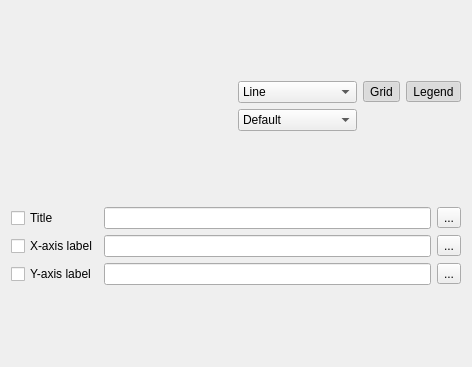
This is Libs/MRML/Widgets/Resources/UI/qMRMLPlotViewControllerWidget.ui in Slicer/SlicerGitSVNArchive as Qt 5 draws it before an edit. The edited form follows.
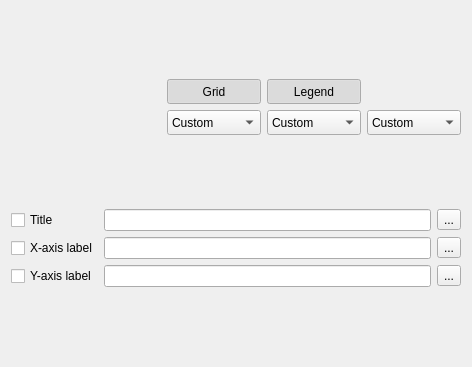
This is the edited form. Icons and pictures are not drawn. Custom widgets are drawn as their Qt base class.

The edit to the form file:
```diff
--- a/Libs/MRML/Widgets/Resources/UI/qMRMLPlotViewControllerWidget.ui
+++ b/Libs/MRML/Widgets/Resources/UI/qMRMLPlotViewControllerWidget.ui
@@ -16,18 +16,18 @@
   <layout class="QGridLayout" name="gridLayout_2">
    <item row="1" column="0">
     <layout class="QGridLayout" name="contentLayout">
-     <item row="1" column="0">
-      <widget class="qMRMLNodeComboBox" name="plotChartComboBox" native="true">
+     <item row="2" column="0">
+      <widget class="qMRMLNodeComboBox" name="plotChartComboBox">
        <property name="sizePolicy">
-        <sizepolicy hsizetype="Preferred" vsizetype="Minimum">
+        <sizepolicy hsizetype="Preferred" vsizetype="Fixed">
          <horstretch>1</horstretch>
          <verstretch>1</verstretch>
         </sizepolicy>
        </property>
        <property name="minimumSize">
         <size>
-         <width>65</width>
-         <height>0</height>
+         <width>150</width>
+         <height>25</height>
         </size>
        </property>
        <property name="toolTip">
@@ -52,11 +52,34 @@
        </property>
       </widget>
      </item>
-     <item row="1" column="1">
+     <item row="0" column="0">
+      <layout class="QVBoxLayout" name="verticalLayout"/>
+     </item>
+     <item row="4" column="2">
       <widget class="QComboBox" name="plotTypeComboBox">
+       <property name="sizePolicy">
+        <sizepolicy hsizetype="Preferred" vsizetype="Fixed">
+         <horstretch>1</horstretch>
+         <verstretch>1</verstretch>
+        </sizepolicy>
+       </property>
+       <property name="minimumSize">
+        <size>
+         <width>75</width>
+         <height>25</height>
+        </size>
+       </property>
        <property name="toolTip">
         <string>Select a plot type (line, scatter, bar). This will modify the type of all the current activated Plots.  </string>
        </property>
+       <property name="currentIndex">
+        <number>0</number>
+       </property>
+       <item>
+        <property name="text">
+         <string>Custom</string>
+        </property>
+       </item>
        <item>
         <property name="text">
          <string>Line</string>
@@ -79,8 +102,20 @@
        </item>
       </widget>
      </item>
-     <item row="2" column="0">
-      <widget class="qMRMLCheckableNodeComboBox" name="plotDataComboBox" native="true">
+     <item row="4" column="0">
+      <widget class="qMRMLCheckableNodeComboBox" name="plotDataComboBox">
+       <property name="sizePolicy">
+        <sizepolicy hsizetype="Preferred" vsizetype="Fixed">
+         <horstretch>1</horstretch>
+         <verstretch>1</verstretch>
+        </sizepolicy>
+       </property>
+       <property name="minimumSize">
+        <size>
+         <width>150</width>
+         <height>25</height>
+        </size>
+       </property>
        <property name="toolTip">
         <string>Add/Remove Plots from the current Plot Layout the plotData selected. The &quot;Default&quot; will apport any modification. The &quot;indexes&quot; values </string>
        </property>
@@ -103,8 +138,20 @@
        </property>
       </widget>
      </item>
-     <item row="1" column="3">
+     <item row="2" column="2">
       <widget class="QToolButton" name="showLegendToolButton">
+       <property name="sizePolicy">
+        <sizepolicy hsizetype="Preferred" vsizetype="Fixed">
+         <horstretch>1</horstretch>
+         <verstretch>1</verstretch>
+        </sizepolicy>
+       </property>
+       <property name="minimumSize">
+        <size>
+         <width>75</width>
+         <height>25</height>
+        </size>
+       </property>
        <property name="toolTip">
         <string>Show legend</string>
        </property>
@@ -119,8 +166,49 @@
        </property>
       </widget>
      </item>
-     <item row="1" column="2">
+     <item row="4" column="1">
+      <widget class="QComboBox" name="xAxisComboBox">
+       <property name="sizePolicy">
+        <sizepolicy hsizetype="Preferred" vsizetype="Fixed">
+         <horstretch>1</horstretch>
+         <verstretch>1</verstretch>
+        </sizepolicy>
+       </property>
+       <property name="minimumSize">
+        <size>
+         <width>75</width>
+         <height>25</height>
+        </size>
+       </property>
+       <property name="toolTip">
+        <string>This combobox allows to change the X-Axis for all the active PlotDataNodes. If the value &quot;Custom&quot; is selected, each PlotDataNode has its individual value. If another value is chosen, all the PlotDataNodes referenced by the PlotChartNode will be updated with the new value. The value &quot;Indexes&quot; will use simple ordinal numbers 1, 2, 3, ... as x coordinate values. For the other values, the correspective column will be used. </string>
+       </property>
+       <item>
+        <property name="text">
+         <string>Custom</string>
+        </property>
+       </item>
+       <item>
+        <property name="text">
+         <string>Indexes</string>
+        </property>
+       </item>
+      </widget>
+     </item>
+     <item row="2" column="1">
       <widget class="QToolButton" name="showGridToolButton">
+       <property name="sizePolicy">
+        <sizepolicy hsizetype="Preferred" vsizetype="Fixed">
+         <horstretch>1</horstretch>
+         <verstretch>1</verstretch>
+        </sizepolicy>
+       </property>
+       <property name="minimumSize">
+        <size>
+         <width>75</width>
+         <height>25</height>
+        </size>
+       </property>
        <property name="toolTip">
         <string>Show grid</string>
        </property>
@@ -135,17 +223,26 @@
        </property>
       </widget>
      </item>
-     <item row="0" column="0">
-      <layout class="QVBoxLayout" name="verticalLayout"/>
-     </item>
-     <item row="2" column="1">
-      <widget class="QComboBox" name="xAxisComboBox">
+     <item row="4" column="3">
+      <widget class="QComboBox" name="markersComboBox">
+       <property name="sizePolicy">
+        <sizepolicy hsizetype="Preferred" vsizetype="Fixed">
+         <horstretch>1</horstretch>
+         <verstretch>1</verstretch>
+        </sizepolicy>
+       </property>
+       <property name="minimumSize">
+        <size>
+         <width>75</width>
+         <height>25</height>
+        </size>
+       </property>
        <property name="toolTip">
         <string>This combobox allow to change the X-axis for all the plotData selected. The value &quot;Default&quot; will not apport any modification. The value &quot;Indexes&quot; will use simple ordinal numbers 1, 2, 3, ... as x coordinate values. For the other values, the correspective column will be used. </string>
        </property>
        <item>
         <property name="text">
-         <string>Default</string>
+         <string>Custom</string>
         </property>
        </item>
        <item>
@@ -328,6 +425,12 @@
   </action>
  </widget>
  <customwidgets>
+  <customwidget>
+   <class>qMRMLCheckableNodeComboBox</class>
+   <extends>qMRMLNodeComboBox</extends>
+   <header>qMRMLCheckableNodeComboBox.h</header>
+   <container>1</container>
+  </customwidget>
   <customwidget>
    <class>qMRMLNodeComboBox</class>
    <extends>QWidget</extends>
@@ -340,11 +443,6 @@
    <header>ctkPopupWidget.h</header>
    <container>1</container>
   </customwidget>
-  <customwidget>
-   <class>qMRMLCheckableNodeComboBox</class>
-   <extends>qMRMLNodeComboBox</extends>
-   <header>qMRMLCheckableNodeComboBox.h</header>
-  </customwidget>
  </customwidgets>
  <resources>
   <include location="../qMRMLWidgets.qrc"/>
```
Left out of the diff: 91 changed lines with no effect on the pictures.
